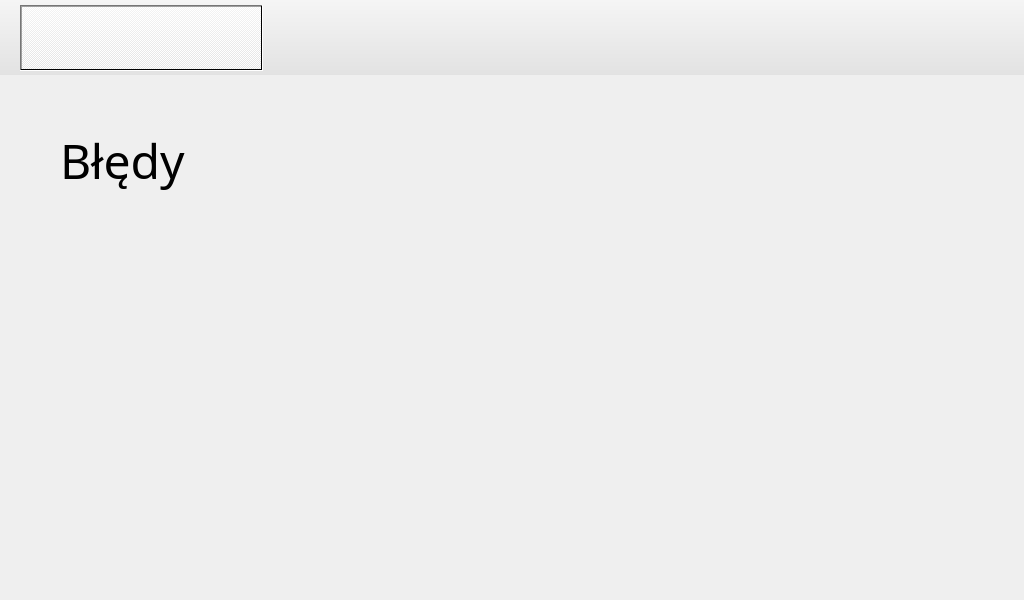
ks309627/PBL-MW, file gui.ui: the form before one commit.
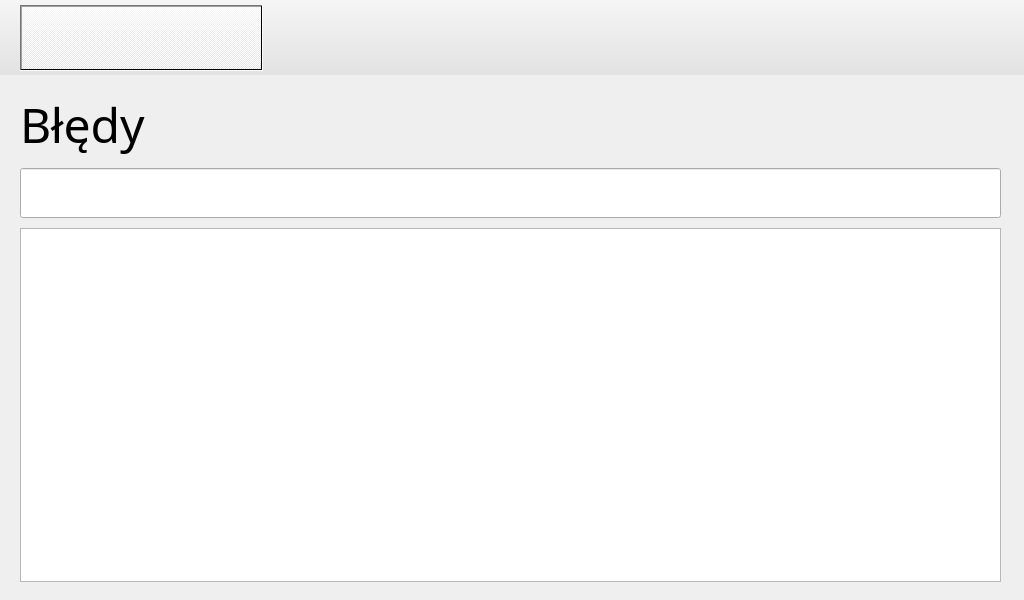
The form after the commit. The open tabs and pages were chosen to show the change. Icons and pictures are not drawn. Custom widgets are drawn as their Qt base class.

Commit message: Added error handling class and started work on gui for error interpreting and console access. Added simple framework for measuring porcess in MeasureProcess.py. Changed exiting of the app to better fit with the logger for future changes.

Patch:
```diff
--- a/gui.ui
+++ b/gui.ui
@@ -870,15 +870,33 @@
        </widget>
       </widget>
       <widget class="QWidget" name="Screen_Errors">
-       <widget class="QLabel" name="title_Errors">
+       <widget class="QWidget" name="verticalLayoutWidget">
         <property name="geometry">
          <rect>
-          <x>60</x>
-          <y>50</y>
-          <width>491</width>
-          <height>71</height>
+          <x>0</x>
+          <y>-4</y>
+          <width>1021</width>
+          <height>531</height>
          </rect>
         </property>
+        <layout class="QVBoxLayout" name="verticalLayout">
+         <property name="spacing">
+          <number>10</number>
+         </property>
+         <property name="leftMargin">
+          <number>20</number>
+         </property>
+         <property name="topMargin">
+          <number>20</number>
+         </property>
+         <property name="rightMargin">
+          <number>20</number>
+         </property>
+         <property name="bottomMargin">
+          <number>20</number>
+         </property>
+         <item>
+          <widget class="QLabel" name="title_Graphs_2">
         <property name="font">
          <font>
           <family>Futura Std Book</family>
@@ -901,6 +919,35 @@
          <number>-1</number>
         </property>
        </widget>
+         </item>
+         <item>
+          <widget class="QLineEdit" name="lineEdit">
+           <property name="minimumSize">
+            <size>
+             <width>0</width>
+             <height>50</height>
+            </size>
+           </property>
+          </widget>
+         </item>
+         <item>
+          <widget class="QTextEdit" name="textEdit">
+           <property name="tabletTracking">
+            <bool>true</bool>
+           </property>
+           <property name="autoFillBackground">
+            <bool>false</bool>
+           </property>
+           <property name="readOnly">
+            <bool>true</bool>
+           </property>
+           <property name="placeholderText">
+            <string/>
+           </property>
+          </widget>
+         </item>
+        </layout>
+       </widget>
       </widget>
      </widget>
     </item>
```
Left out of the diff: 4 changed lines with no effect on the pictures. Lines whose indentation alone changed are shown as unchanged. The commit also changes 8 other files.
